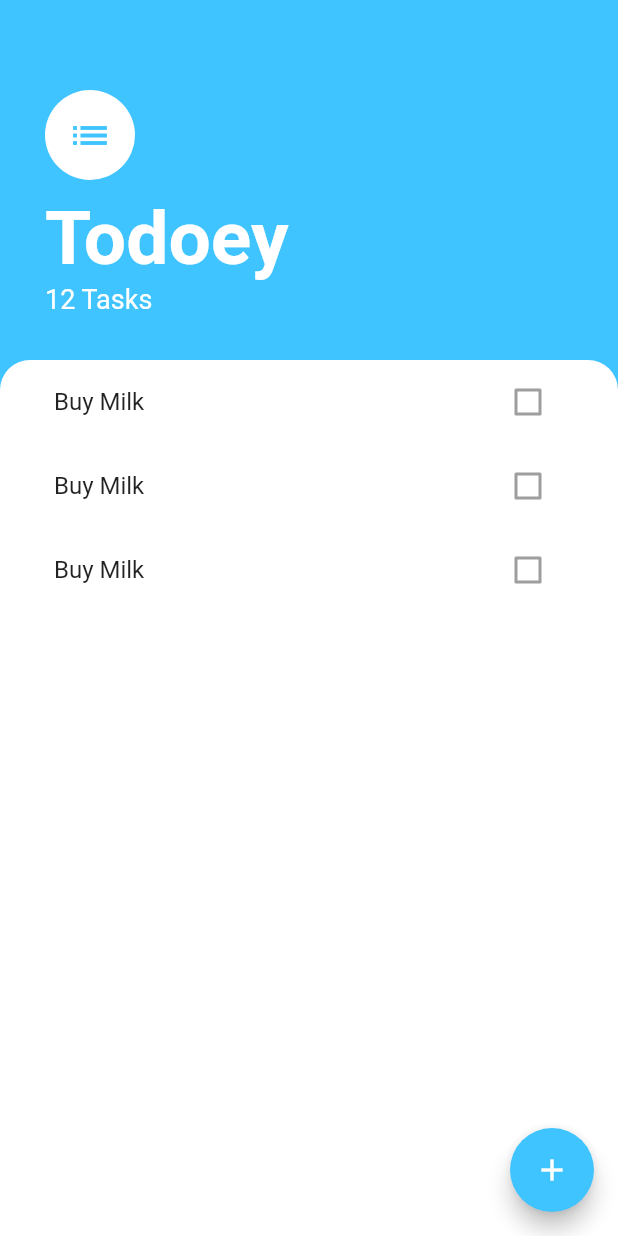
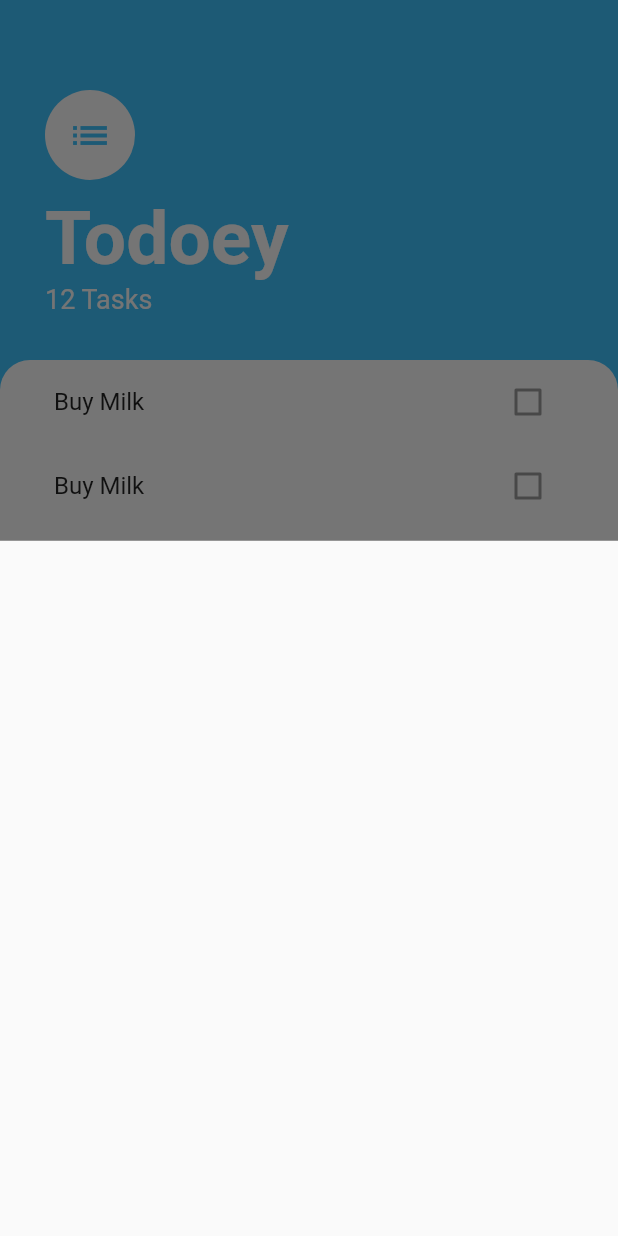
Before and after one commit to anveshkolluri93/todoe_flutter, a Flutter app: the screen it shows after launch, after a tap on the "add" icon, on a phone screen of 412 x 824 dp. Run offline on Flutter 3.47's test engine with Material 2 defaults, Android fonts, the phone set to English and light mode, and no system bars.

```diff
--- a/lib/screens/tasks_screen.dart
+++ b/lib/screens/tasks_screen.dart
@@ -1,7 +1,12 @@
 import 'package:flutter/material.dart';
 import 'package:todo_flutter/widgets/tasks_list.dart';
+import 'package:todo_flutter/widgets/tasks_tile.dart';
 
 class TasksScreen extends StatelessWidget {
+  Widget buildBottomSheet(BuildContext context) {
+    return Container();
+  }
+
   @override
   Widget build(BuildContext context) {
     return Scaffold(
@@ -9,7 +14,9 @@ class TasksScreen extends StatelessWidget {
       floatingActionButton: FloatingActionButton(
         backgroundColor: Colors.lightBlueAccent,
         child: Icon(Icons.add),
-        onPressed: () {},
+        onPressed: () {
+          showModalBottomSheet(context: context, builder: buildBottomSheet);
+        },
       ),
       body: Container(
         child: Column(
```
